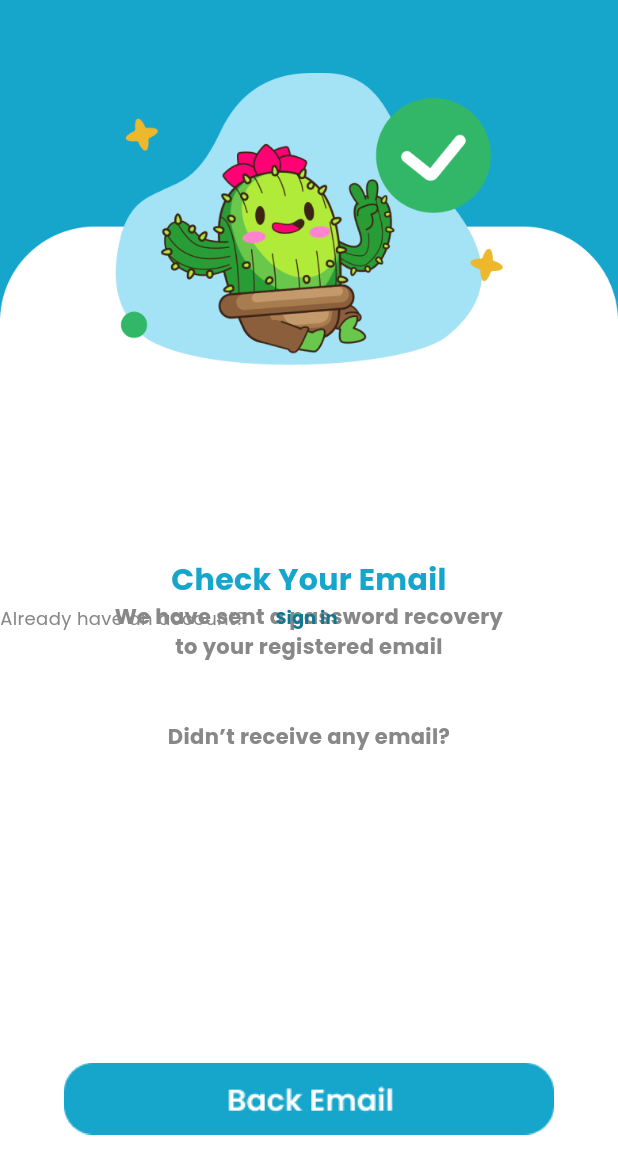
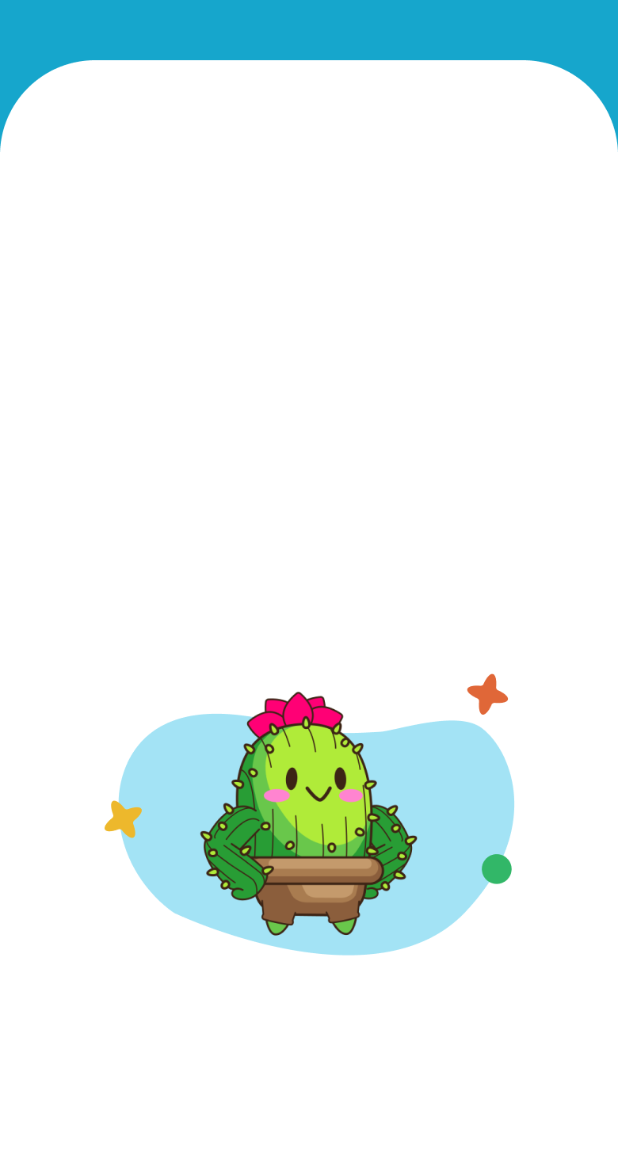
Before and after one commit to adibbbb/rentify, a Flutter app: the screen it shows after launch, on a phone screen of 412 x 824 dp. Shown: the top 1174 px of the screen. Run offline on Flutter 3.47's test engine with Material 2 defaults, Android fonts, the phone set to English and light mode, and no system bars; our stand-ins replace google_fonts.

Commit message:
forgetpass_email page done

```diff
--- a/lib/login page/change_pass.dart
+++ b/lib/login page/change_pass.dart
@@ -0,0 +1,22 @@
+import 'package:flutter/material.dart';
+
+class ChangePassPage extends StatelessWidget {
+  const ChangePassPage({super.key});
+
+  @override
+  Widget build(BuildContext context) {
+    return Scaffold(
+      backgroundColor: Color(0xFF16A6CC),
+      body: Stack(
+        children: [
+          Image.asset(
+            'asset/login/bgchange_pass.png',
+            height: double.maxFinite,
+            width: double.maxFinite,
+            fit: BoxFit.cover,
+          ),
+        ],
+      ),
+    );
+  }
+}
--- a/lib/login page/forgetpass_email.dart
+++ b/lib/login page/forgetpass_email.dart
@@ -34,45 +34,51 @@
                           text:
                               "We have sent a password recovery \nto your registered email\n \n\n",
                           style: GoogleFonts.poppins(
-                              fontSize: 14, color: Color(0xFF888888))),
-                      TextSpan(
-                          text: "Didn’t receive any email? ",
-                          style: GoogleFonts.poppins(
-                              fontSize: 14, color: Color(0xFF888888))),
+                              fontWeight: FontWeight.normal,
+                              fontSize: 14,
+                              color: Color(0xFF888888))),
                     ]),
               )),
             ),
           ),
-          SizedBox(height: 12),
+          SizedBox(
+            height: 12,
+          ),
           Center(
+            child: Padding(
+              padding: const EdgeInsets.fromLTRB(0, 200, 0, 0),
+              child: Center(
                 child: Row(
+                  mainAxisAlignment: MainAxisAlignment.center,
                   children: [
                     Text(
-                  "Already have an account?",
+                      "Didn’t receive any email?",
                       style: GoogleFonts.poppins(
-                    fontSize: 12,
+                        fontSize: 14,
                         color: Color(0xFF888888),
                       ),
                     ),
-                SizedBox(width: 8), // Add spacing between text and button
+                    //SizedBox(width: 8), // Add spacing between text and button
                     TextButton(
+                      onPressed: () {},
                       style: TextButton.styleFrom(
-                    foregroundColor: Color(0xff107793),
-                    //foregroundColor: Color.fromARGB(206, 0, 68, 156),
-                    textStyle: const TextStyle(
-                        fontSize: 12,
-                        fontFamily: "poppins",
-                        fontWeight: FontWeight.w700),
+                          padding: EdgeInsets.symmetric(horizontal: 2.0)),
+                      child: Text(
+                        " Resubmit",
+                        style: GoogleFonts.poppins(
+                          fontSize: 14,
+                          fontWeight: FontWeight.w700,
+                          color: Color(0xff107793),
                         ),
-                  onPressed: () {
-                    // Add your submit button functionality here
-                  },
-                  child: Text("Sign in"),
+                      ),
                     ),
                   ],
                 ),
               ),
+            ),
+          ),
           Center(
+            //BUTTON BACK EMAIL
             child: Padding(
               padding: const EdgeInsets.fromLTRB(0, 641, 0, 0),
               child: IconButton(
--- a/lib/main.dart
+++ b/lib/main.dart
@@ -1,5 +1,5 @@
 import 'package:flutter/material.dart';
-import 'login page/forgetpass_email.dart';
+import 'login page/change_pass.dart';
 
 void main() {
   runApp(const MyApp());
@@ -19,6 +19,6 @@
           colorScheme: ColorScheme.fromSeed(seedColor: Colors.deepPurple),
           useMaterial3: true,
         ),
-        home: PassEmailPage());
+        home: ChangePassPage());
   }
 }
```
Also changed, not shown: lib/login page/forget_password.dart (+10 -11 lines), lib/splash_screen.dart (added, +68 -0 lines), asset/login/bgchange_pass.png (added). Lines whose indentation alone changed are shown as unchanged.
